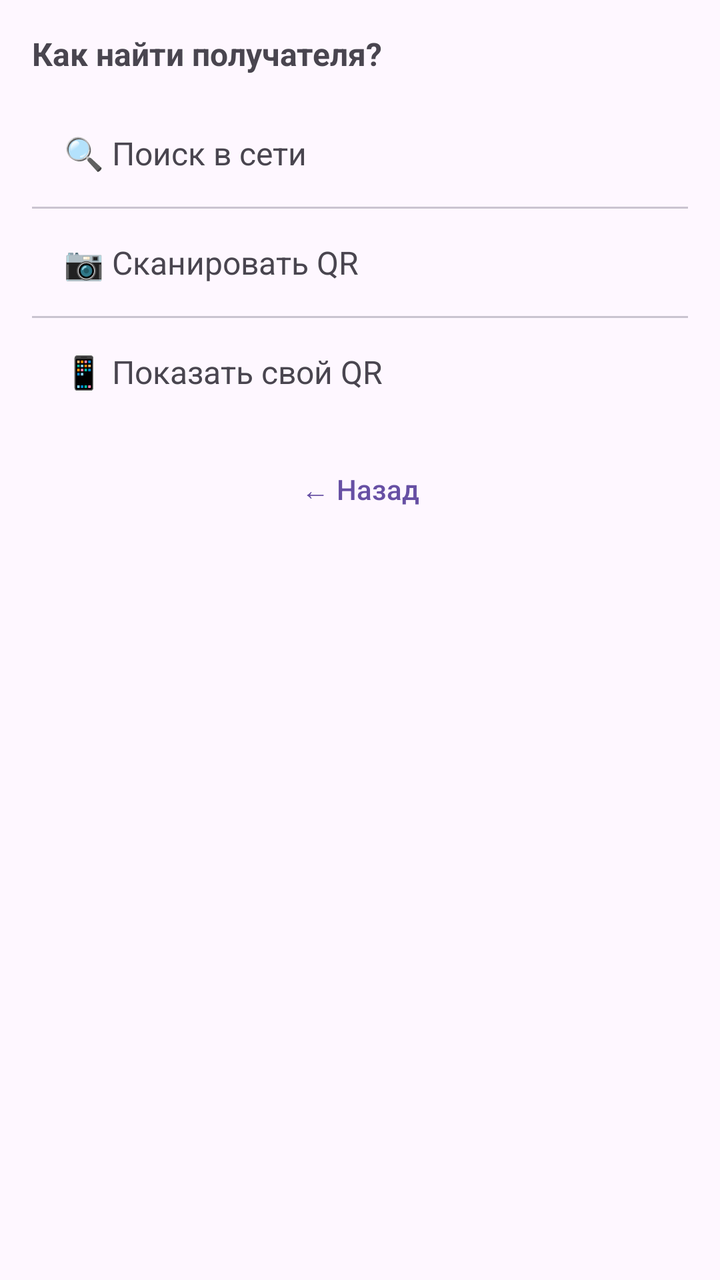
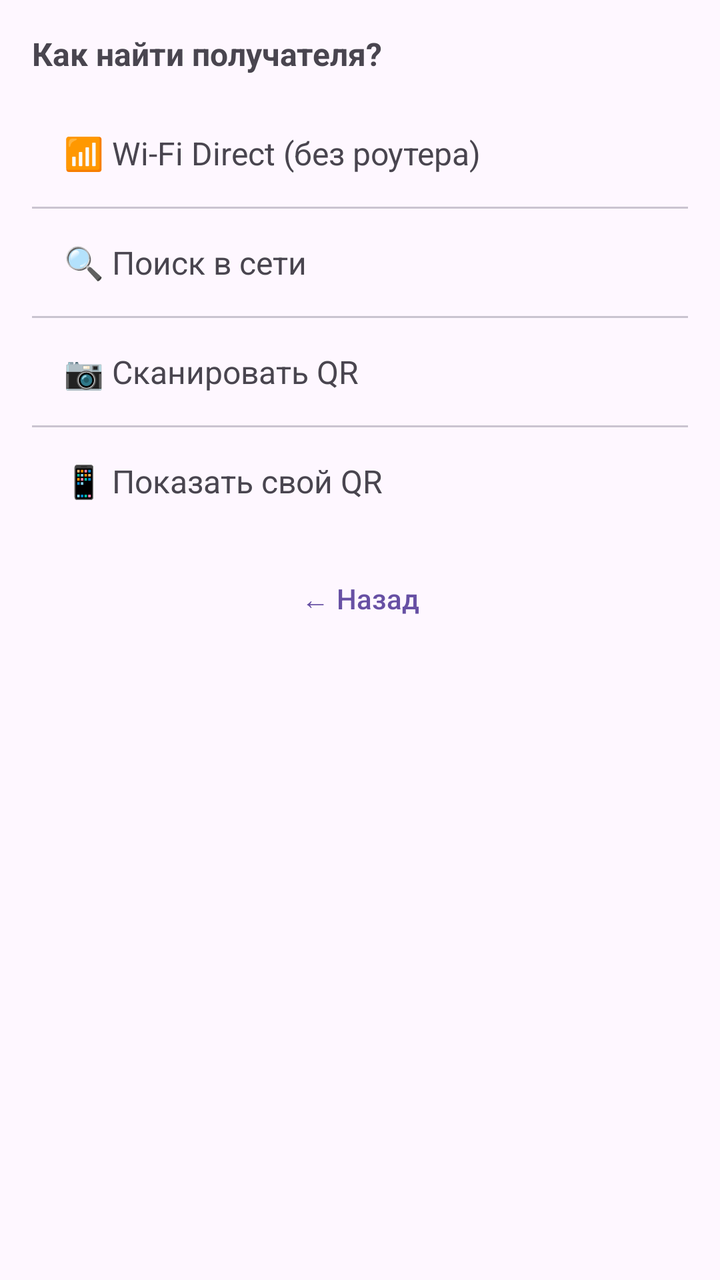

Screens rendered from an Android XML layout before and after an edit, with the pre-edit source and the edit as a unified diff.
<!-- AndroidManifest.xml: application theme Theme.Atom.Main -->
<!-- res/layout/sheet_share_step2.xml -->
<?xml version="1.0" encoding="utf-8"?>
<LinearLayout xmlns:android="http://schemas.android.com/apk/res/android"
    android:layout_width="match_parent"
    android:layout_height="wrap_content"
    android:orientation="vertical"
    android:padding="16dp">

    <TextView
        android:layout_width="match_parent"
        android:layout_height="wrap_content"
        android:text="@string/share_how_to_find"
        android:textSize="16sp"
        android:textStyle="bold"
        android:layout_marginBottom="12dp" />

    <LinearLayout
        android:id="@+id/searchRow"
        android:layout_width="match_parent"
        android:layout_height="wrap_content"
        android:orientation="horizontal"
        android:padding="16dp"
        android:background="?attr/selectableItemBackground"
        android:clickable="true"
        android:focusable="true">
        <TextView
            android:layout_width="match_parent"
            android:layout_height="wrap_content"
            android:text="@string/share_search_network"
            android:textSize="16sp" />
    </LinearLayout>

    <View android:layout_width="match_parent" android:layout_height="1dp"
        android:background="?attr/colorOutlineVariant" />

    <LinearLayout
        android:id="@+id/scanRow"
        android:layout_width="match_parent"
        android:layout_height="wrap_content"
        android:orientation="horizontal"
        android:padding="16dp"
        android:background="?attr/selectableItemBackground"
        android:clickable="true"
        android:focusable="true">
        <TextView
            android:layout_width="match_parent"
            android:layout_height="wrap_content"
            android:text="@string/share_scan_qr"
            android:textSize="16sp" />
    </LinearLayout>

    <View android:layout_width="match_parent" android:layout_height="1dp"
        android:background="?attr/colorOutlineVariant" />

    <LinearLayout
        android:id="@+id/showQrRow"
        android:layout_width="match_parent"
        android:layout_height="wrap_content"
        android:orientation="horizontal"
        android:padding="16dp"
        android:background="?attr/selectableItemBackground"
        android:clickable="true"
        android:focusable="true">
        <TextView
            android:layout_width="match_parent"
            android:layout_height="wrap_content"
            android:text="@string/share_show_qr"
            android:textSize="16sp" />
    </LinearLayout>

    <Button
        android:id="@+id/backBtn"
        android:layout_width="match_parent"
        android:layout_height="wrap_content"
        android:layout_marginTop="8dp"
        android:text="@string/share_back"
        style="@style/Widget.Material3.Button.TextButton" />
</LinearLayout>
<!-- resources referenced by this layout -->
<resources>
  <string name="share_back">← Назад</string>
  <string name="share_how_to_find">Как найти получателя?</string>
  <string name="share_scan_qr">📷  Сканировать QR</string>
  <string name="share_search_network">🔍  Поиск в сети</string>
  <string name="share_show_qr">📱  Показать свой QR</string>
  <style name="Theme.Atom.Main" parent="Theme.Material3.DayNight.NoActionBar">
          <item name="android:statusBarColor">?attr/colorSurface</item>
          <item name="android:windowLightStatusBar" tools:targetApi="m">true</item>
      </style>
</resources>

<!-- the commit's change to res/layout/sheet_share_step2.xml (unified diff, before → after) -->
@@ -12,6 +12,25 @@
         android:textSize="16sp"
         android:textStyle="bold"
         android:layout_marginBottom="12dp" />
+
+    <LinearLayout
+        android:id="@+id/wifiDirectRow"
+        android:layout_width="match_parent"
+        android:layout_height="wrap_content"
+        android:orientation="horizontal"
+        android:padding="16dp"
+        android:background="?attr/selectableItemBackground"
+        android:clickable="true"
+        android:focusable="true">
+        <TextView
+            android:layout_width="match_parent"
+            android:layout_height="wrap_content"
+            android:text="@string/share_wifi_direct"
+            android:textSize="16sp" />
+    </LinearLayout>
+
+    <View android:layout_width="match_parent" android:layout_height="1dp"
+        android:background="?attr/colorOutlineVariant" />
 
     <LinearLayout
         android:id="@+id/searchRow"
<!-- resource entries referenced after the edit -->
@@ -5,6 +5,7 @@
   <string name="share_scan_qr">📷  Сканировать QR</string>
   <string name="share_search_network">🔍  Поиск в сети</string>
   <string name="share_show_qr">📱  Показать свой QR</string>
+  <string name="share_wifi_direct">📶  Wi-Fi Direct (без роутера)</string>
   <style name="Theme.Atom.Main" parent="Theme.Material3.DayNight.NoActionBar">
           <item name="android:statusBarColor">?attr/colorSurface</item>
           <item name="android:windowLightStatusBar" tools:targetApi="m">true</item>
